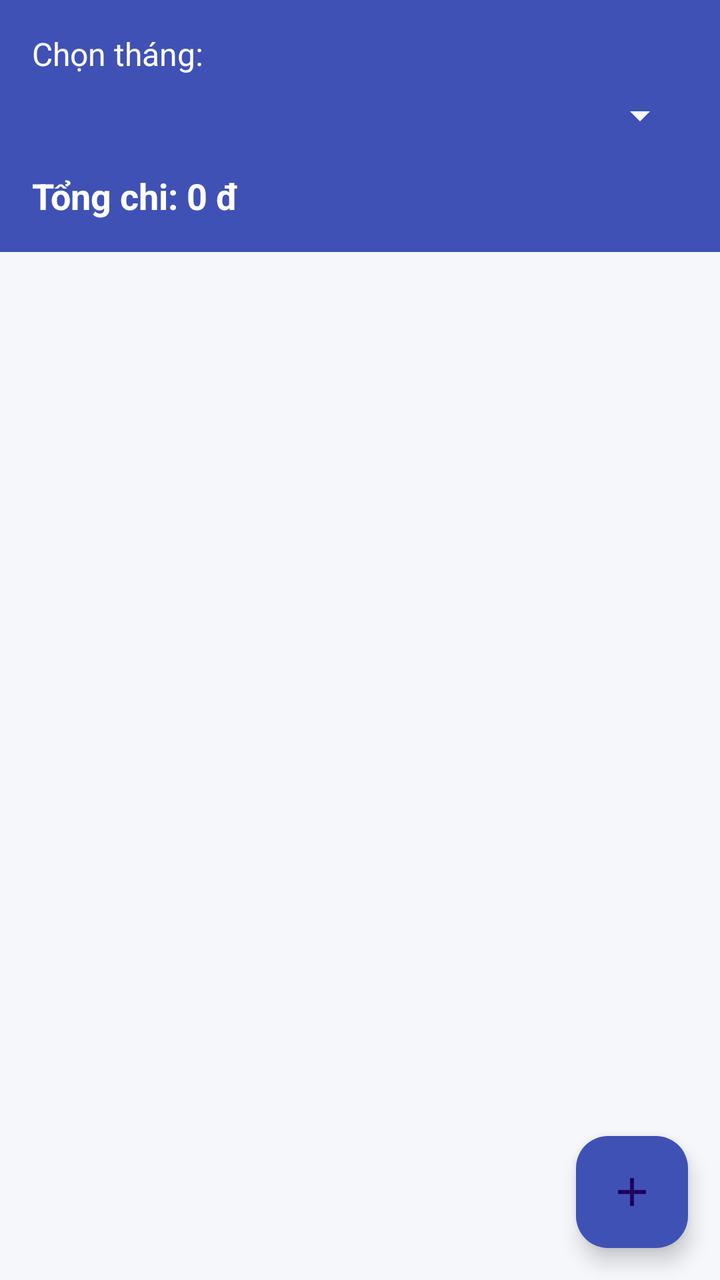
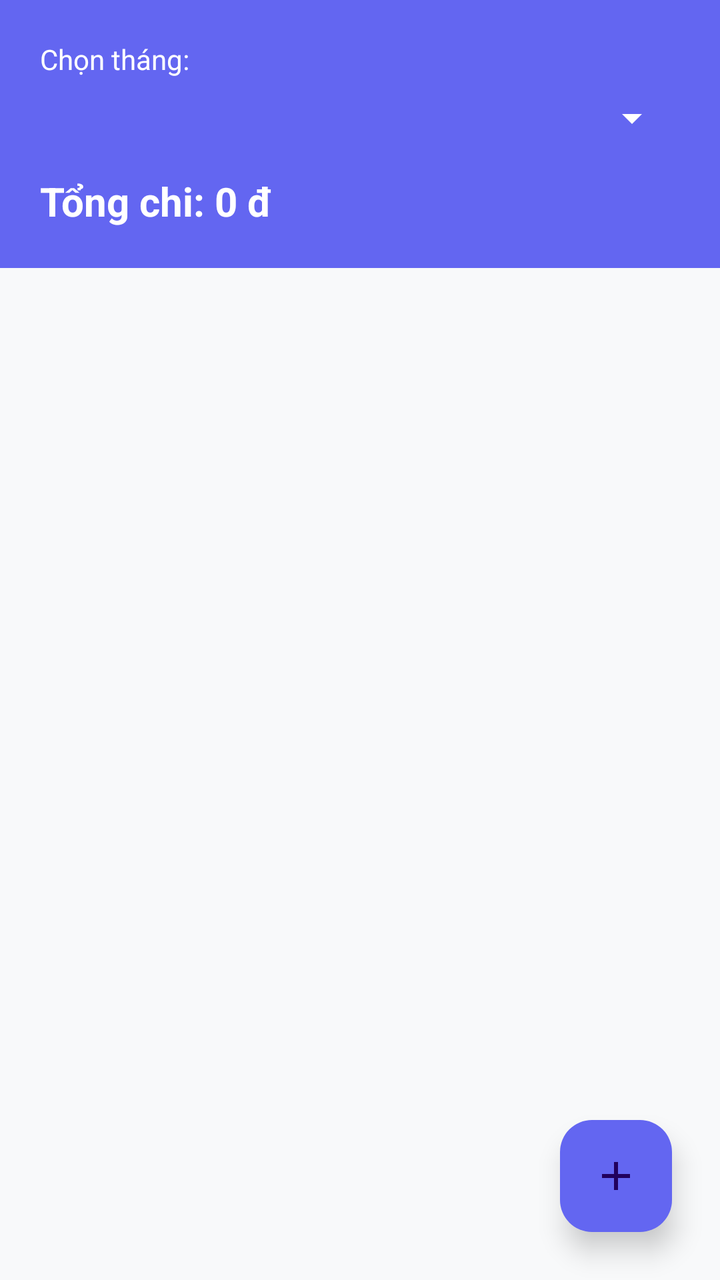

The first picture is an Android layout as it rendered before a commit; the second is the same layout after the commit. The layout source and the unified diff follow.
<!-- AndroidManifest.xml: application theme Theme.BTL_QuanLiThuChi -->
<!-- res/layout/trang_chi.xml -->
<?xml version="1.0" encoding="utf-8"?>
<androidx.constraintlayout.widget.ConstraintLayout
    xmlns:android="http://schemas.android.com/apk/res/android"
    xmlns:app="http://schemas.android.com/apk/res-auto"
    android:layout_width="match_parent"
    android:layout_height="match_parent"
    android:background="@color/background_grey">

    <LinearLayout
        android:id="@+id/header"
        android:layout_width="0dp"
        android:layout_height="wrap_content"
        android:orientation="vertical"
        android:background="@color/color_primary"
        android:padding="16dp"
        app:layout_constraintTop_toTopOf="parent"
        app:layout_constraintStart_toStartOf="parent"
        app:layout_constraintEnd_toEndOf="parent">

        <TextView
            android:layout_width="match_parent"
            android:layout_height="wrap_content"
            android:text="Chọn tháng:"
            android:textColor="@color/text_white"
            android:textSize="16sp" />

        <Spinner
            android:id="@+id/spinnerMonth"
            android:layout_width="match_parent"
            android:layout_height="wrap_content"
            android:layout_marginTop="8dp"
            android:backgroundTint="@color/text_white" />

        <TextView
            android:id="@+id/tvTotal"
            android:layout_width="match_parent"
            android:layout_height="wrap_content"
            android:layout_marginTop="16dp"
            android:text="Tổng chi: 0 đ"
            android:textColor="@color/text_white"
            android:textSize="18sp"
            android:textStyle="bold" />

    </LinearLayout>

    <androidx.recyclerview.widget.RecyclerView
        android:id="@+id/rc_view_3"
        android:layout_width="0dp"
        android:layout_height="0dp"
        android:clipToPadding="false"
        app:layout_constraintTop_toBottomOf="@id/header"
        app:layout_constraintBottom_toBottomOf="parent"
        app:layout_constraintStart_toStartOf="parent"
        app:layout_constraintEnd_toEndOf="parent" />

    <com.google.android.material.floatingactionbutton.FloatingActionButton
        android:id="@+id/add_wallet_entry_fab"
        android:layout_width="wrap_content"
        android:layout_height="wrap_content"
        android:layout_margin="16dp"
        android:src="@drawable/ic_add_white"
        android:contentDescription="Add"
        android:transitionName="transition_reveal"
        app:backgroundTint="@color/color_primary"
        app:elevation="6dp"
        app:borderWidth="0dp"
        app:layout_constraintBottom_toBottomOf="parent"
        app:layout_constraintEnd_toEndOf="parent" />

</androidx.constraintlayout.widget.ConstraintLayout>
<!-- resources referenced by this layout -->
<resources>
  <color name="background_grey">#F5F7FA</color>
  <color name="color_primary">#3F51B5</color>
  <color name="text_white">#FFFFFF</color>
  <!-- drawable ic_add_white (drawable) -->
  <vector xmlns:android="http://schemas.android.com/apk/res/android" android:height="24dp" android:tint="#FFFFFF" android:viewportHeight="24" android:viewportWidth="24" android:width="24dp">
        
      <path android:fillColor="@android:color/white" android:pathData="M19,13h-6v6h-2v-6H5v-2h6V5h2v6h6v2z"/>
      
  </vector>
  <style name="Theme.BTL_QuanLiThuChi" parent="Base.Theme.BTL_QuanLiThuChi" />
  <style name="Base.Theme.BTL_QuanLiThuChi" parent="Theme.Material3.DayNight.NoActionBar">
          <item name="colorPrimary">@color/color_primary</item>
          <item name="colorPrimaryDark">@color/color_primary_dark</item>
          <item name="colorAccent">@color/color_primary</item>
          <item name="android:windowBackground">@color/background_light</item>
          <item name="android:textColorPrimary">@color/text_primary</item>
          <item name="android:textColorSecondary">@color/text_secondary</item>
          <item name="android:statusBarColor">@color/color_primary_dark</item>
          <item name="android:navigationBarColor">@color/background_light</item>
          <item name="actionBarStyle">@style/MyActionBar</item>
      </style>
  <color name="color_primary_dark">#303F9F</color>
  <color name="background_light">#F5F7FA</color>
  <color name="text_primary">#1A1C1E</color>
  <color name="text_secondary">#45474D</color>
  <style name="MyActionBar" parent="Widget.AppCompat.ActionBar.Solid">
          <item name="background">@color/color_primary</item>
          <item name="titleTextStyle">@style/MyActionBarTitle</item>
          <item name="height">56dp</item>
      </style>
  <style name="MyActionBarTitle" parent="TextAppearance.AppCompat">
          <item name="android:textColor">@android:color/white</item>
          <item name="android:textSize">20sp</item>
          <item name="android:textStyle">bold</item>
      </style>
</resources>

<!-- the commit's change to res/layout/trang_chi.xml (unified diff, before → after) -->
@@ -12,7 +12,7 @@
         android:layout_height="wrap_content"
         android:orientation="vertical"
         android:background="@color/color_primary"
-        android:padding="16dp"
+        android:padding="20dp"
         app:layout_constraintTop_toTopOf="parent"
         app:layout_constraintStart_toStartOf="parent"
         app:layout_constraintEnd_toEndOf="parent">
@@ -22,7 +22,7 @@
             android:layout_height="wrap_content"
             android:text="Chọn tháng:"
             android:textColor="@color/text_white"
-            android:textSize="16sp" />
+            android:textSize="14sp" />
 
         <Spinner
             android:id="@+id/spinnerMonth"
@@ -38,7 +38,7 @@
             android:layout_marginTop="16dp"
             android:text="Tổng chi: 0 đ"
             android:textColor="@color/text_white"
-            android:textSize="18sp"
+            android:textSize="20sp"
             android:textStyle="bold" />
 
     </LinearLayout>
@@ -47,6 +47,7 @@
         android:id="@+id/rc_view_3"
         android:layout_width="0dp"
         android:layout_height="0dp"
+        android:padding="8dp"
         android:clipToPadding="false"
         app:layout_constraintTop_toBottomOf="@id/header"
         app:layout_constraintBottom_toBottomOf="parent"
@@ -57,13 +58,14 @@
         android:id="@+id/add_wallet_entry_fab"
         android:layout_width="wrap_content"
         android:layout_height="wrap_content"
-        android:layout_margin="16dp"
+        android:layout_margin="24dp"
         android:src="@drawable/ic_add_white"
         android:contentDescription="Add"
         android:transitionName="transition_reveal"
         app:backgroundTint="@color/color_primary"
-        app:elevation="6dp"
+        app:elevation="8dp"
         app:borderWidth="0dp"
+        app:shapeAppearanceOverlay="@style/ShapeAppearanceOverlay.App.RoundedFAB"
         app:layout_constraintBottom_toBottomOf="parent"
         app:layout_constraintEnd_toEndOf="parent" />
 
<!-- resource entries referenced after the edit -->
@@ -1,7 +1,7 @@
 <!-- resources referenced by this layout -->
 <resources>
-  <color name="background_grey">#F5F7FA</color>
-  <color name="color_primary">#3F51B5</color>
+  <color name="background_grey">#F8F9FA</color>
+  <color name="color_primary">#6366F1</color>
   <color name="text_white">#FFFFFF</color>
   <!-- drawable ic_add_white (drawable) -->
   <vector xmlns:android="http://schemas.android.com/apk/res/android" android:height="24dp" android:tint="#FFFFFF" android:viewportHeight="24" android:viewportWidth="24" android:width="24dp">
@@ -9,6 +9,10 @@
       <path android:fillColor="@android:color/white" android:pathData="M19,13h-6v6h-2v-6H5v-2h6V5h2v6h6v2z"/>
       
   </vector>
+  <style name="ShapeAppearanceOverlay.App.RoundedFAB" parent="">
+          <item name="cornerFamily">rounded</item>
+          <item name="cornerSize">16dp</item>
+      </style>
   <style name="Theme.BTL_QuanLiThuChi" parent="Base.Theme.BTL_QuanLiThuChi" />
   <style name="Base.Theme.BTL_QuanLiThuChi" parent="Theme.Material3.DayNight.NoActionBar">
           <item name="colorPrimary">@color/color_primary</item>
@@ -19,12 +23,13 @@
           <item name="android:textColorSecondary">@color/text_secondary</item>
           <item name="android:statusBarColor">@color/color_primary_dark</item>
           <item name="android:navigationBarColor">@color/background_light</item>
+          <item name="android:windowLightStatusBar">false</item>
           <item name="actionBarStyle">@style/MyActionBar</item>
       </style>
-  <color name="color_primary_dark">#303F9F</color>
-  <color name="background_light">#F5F7FA</color>
-  <color name="text_primary">#1A1C1E</color>
-  <color name="text_secondary">#45474D</color>
+  <color name="color_primary_dark">#4F46E5</color>
+  <color name="background_light">#F8F9FA</color>
+  <color name="text_primary">#111827</color>
+  <color name="text_secondary">#6B7280</color>
   <style name="MyActionBar" parent="Widget.AppCompat.ActionBar.Solid">
           <item name="background">@color/color_primary</item>
           <item name="titleTextStyle">@style/MyActionBarTitle</item>
